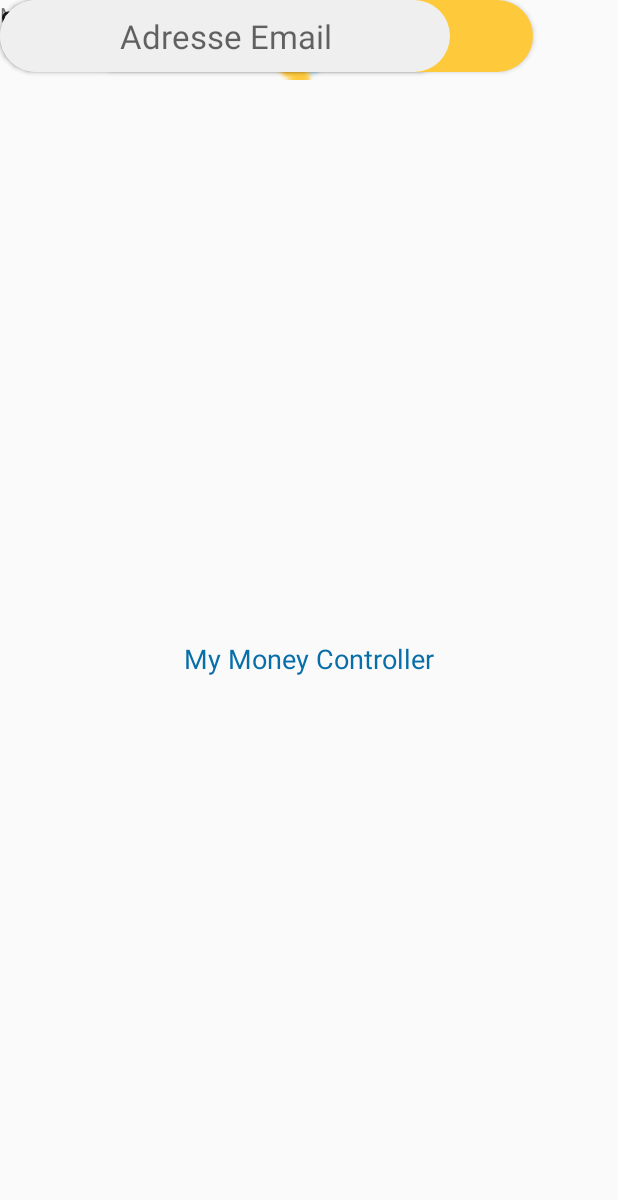
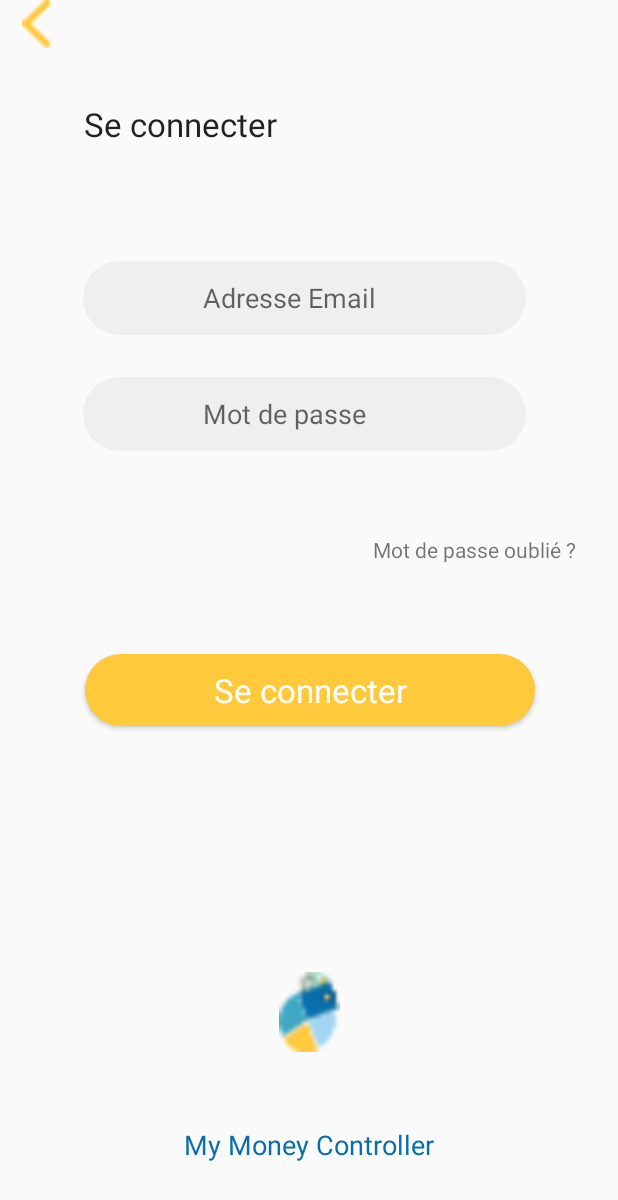
Before and after one commit to Kaoutar-Ahannuk/MiniProjet, an Android app: the ConnectActivity screen opened directly, with no data from a screen before it, on a phone screen of 412 x 824 dp. Shown: the top 1200 px of the screen. Run offline under Robolectric (Android 15) with nearby library versions, the phone set to English and light mode, and no system bars.

Commit message:
changes2

```diff
--- a/app/src/main/AndroidManifest.xml
+++ b/app/src/main/AndroidManifest.xml
@@ -17,6 +17,10 @@
                 <category android:name="android.intent.category.LAUNCHER" />
             </intent-filter>
         </activity>
+
+        <meta-data
+            android:name="preloaded_fonts"
+            android:resource="@array/preloaded_fonts" />
     </application>
 
 </manifest>
--- /dev/null
+++ b/app/src/main/res/font/archivo_black.xml
@@ -0,0 +1,7 @@
+<?xml version="1.0" encoding="utf-8"?>
+<font-family xmlns:app="http://schemas.android.com/apk/res-auto"
+        app:fontProviderAuthority="com.google.android.gms.fonts"
+        app:fontProviderPackage="com.google.android.gms"
+        app:fontProviderQuery="Archivo Black"
+        app:fontProviderCerts="@array/com_google_android_gms_fonts_certs">
+</font-family>
--- a/app/src/main/res/layout/activity_connect.xml
+++ b/app/src/main/res/layout/activity_connect.xml
@@ -7,28 +7,19 @@
     tools:context=".ConnectActivity">
 
     <Button
-        android:id="@+id/buttonPassword"
-        android:layout_width="300dp"
-        android:layout_height="wrap_content"
-        android:background="@drawable/button_format2"
-        android:hint="Mot de passe"
-        android:textAppearance="@style/TextAppearance.AppCompat.Large"
-        tools:ignore="MissingConstraints"
-        tools:layout_editor_absoluteX="55dp"
-        tools:layout_editor_absoluteY="294dp" />
-
-    <Button
         android:id="@+id/buttonSeConnecter2"
         android:layout_width="300dp"
         android:layout_height="wrap_content"
+        android:layout_marginTop="60dp"
         android:background="@drawable/button_format"
         android:hint="@string/se_connecter"
+        android:textColorHint="@color/white"
         android:textAppearance="@style/TextAppearance.AppCompat.Large"
         app:layout_constraintEnd_toEndOf="parent"
-        app:layout_constraintHorizontal_bias="0.495"
+        app:layout_constraintHorizontal_bias="0.504"
         app:layout_constraintStart_toStartOf="parent"
-        tools:ignore="HardcodedText,MissingConstraints"
-        tools:layout_editor_absoluteY="463dp" />
+        app:layout_constraintTop_toBottomOf="@+id/textView3"
+        tools:ignore="HardcodedText,MissingConstraints" />
 
     <ImageView
         android:id="@+id/image11"
@@ -43,42 +34,37 @@
         android:id="@+id/textViewSeConnecter"
         android:layout_width="200dp"
         android:layout_height="50dp"
+        android:layout_marginTop="68dp"
         android:text="Se connecter"
         android:textAppearance="@style/TextAppearance.AppCompat.Large"
-        tools:layout_editor_absoluteX="39dp"
-        tools:layout_editor_absoluteY="98dp"
+        app:layout_constraintEnd_toEndOf="parent"
+        app:layout_constraintHorizontal_bias="0.265"
+        app:layout_constraintStart_toStartOf="parent"
+        app:layout_constraintTop_toTopOf="parent"
         tools:ignore="MissingConstraints" />
-
-    <Button
-        android:id="@+id/buttonEmail"
-        android:layout_width="300dp"
-        android:layout_height="wrap_content"
-        android:background="@drawable/button_format2"
-        android:hint="Adresse Email"
-        android:textAppearance="@style/TextAppearance.AppCompat.Large"
-        tools:ignore="MissingConstraints"
-        tools:layout_editor_absoluteX="55dp"
-        tools:layout_editor_absoluteY="210dp" />
 
     <TextView
         android:id="@+id/textView3"
         android:layout_width="wrap_content"
         android:layout_height="wrap_content"
+        android:layout_marginTop="56dp"
         android:text="Mot de passe oublié ?"
-        tools:layout_editor_absoluteX="259dp"
-        tools:layout_editor_absoluteY="370dp"
+        app:layout_constraintEnd_toEndOf="parent"
+        app:layout_constraintHorizontal_bias="0.898"
+        app:layout_constraintStart_toStartOf="parent"
+        app:layout_constraintTop_toBottomOf="@+id/editTextTextPassword"
         tools:ignore="MissingConstraints" />
 
     <ImageView
         android:id="@+id/image5"
         android:layout_width="75dp"
         android:layout_height="53dp"
+        android:layout_marginTop="164dp"
         app:layout_constraintEnd_toEndOf="parent"
-        app:layout_constraintHorizontal_bias="0.488"
         app:layout_constraintStart_toStartOf="parent"
+        app:layout_constraintTop_toBottomOf="@+id/buttonSeConnecter2"
         app:srcCompat="@drawable/logo_app"
-        tools:ignore="MissingConstraints"
-        tools:layout_editor_absoluteY="640dp" />
+        tools:ignore="MissingConstraints" />
 
     <TextView
         android:id="@+id/textView"
@@ -93,5 +79,36 @@
         app:layout_constraintTop_toBottomOf="@+id/image5"
         tools:ignore="HardcodedText,MissingConstraints" />
 
+    <EditText
+        android:id="@+id/editTextTextEmailAddress"
+        android:layout_width="295dp"
+        android:layout_height="49dp"
+        android:layout_marginTop="56dp"
+        android:background="@drawable/button_format2"
+        android:ems="10"
+        android:inputType="textEmailAddress"
+        android:hint="@string/email"
+        android:paddingLeft="80dp"
+        app:layout_constraintEnd_toEndOf="parent"
+        app:layout_constraintHorizontal_bias="0.474"
+        app:layout_constraintStart_toStartOf="parent"
+        app:layout_constraintTop_toBottomOf="@+id/textViewSeConnecter" />
+    <EditText
+        android:id="@+id/editTextTextPassword"
+        android:layout_width="295dp"
+        android:layout_height="49dp"
+        android:layout_marginTop="28dp"
+        android:background="@drawable/button_format2"
+        android:ems="10"
+        android:inputType="textPassword"
+        android:hint="@string/motdepasse"
+        android:paddingLeft="80dp"
+        app:layout_constraintEnd_toEndOf="parent"
+        app:layout_constraintHorizontal_bias="0.474"
+        app:layout_constraintStart_toStartOf="parent"
+        app:layout_constraintTop_toBottomOf="@+id/editTextTextEmailAddress" />
+
+
+
 
 </androidx.constraintlayout.widget.ConstraintLayout>
--- a/app/src/main/res/layout/activity_main.xml
+++ b/app/src/main/res/layout/activity_main.xml
@@ -25,6 +25,7 @@
         android:layout_marginTop="24dp"
         android:background="@drawable/button_format"
         android:hint="Se connecter avec google"
+        android:textColorHint="@color/white"
         android:textAppearance="@style/TextAppearance.AppCompat.Large"
         app:layout_constraintEnd_toEndOf="parent"
         app:layout_constraintStart_toStartOf="parent"
@@ -38,6 +39,7 @@
         android:layout_marginTop="24dp"
         android:background="@drawable/button_format"
         android:hint="@string/s_enregistrer"
+        android:textColorHint="@color/white"
         android:textAppearance="@style/TextAppearance.AppCompat.Large"
         app:layout_constraintEnd_toEndOf="parent"
         app:layout_constraintStart_toStartOf="parent"
@@ -64,6 +66,7 @@
         android:layout_marginTop="48dp"
         android:background="@drawable/button_format"
         android:hint="@string/se_connecter"
+        android:textColorHint="@color/white"
         android:textAppearance="@style/TextAppearance.AppCompat.Large"
         app:layout_constraintEnd_toEndOf="parent"
         app:layout_constraintHorizontal_bias="0.495"
--- /dev/null
+++ b/app/src/main/res/values/preloaded_fonts.xml
@@ -0,0 +1,6 @@
+<?xml version="1.0" encoding="utf-8"?>
+<resources>
+    <array name="preloaded_fonts" translatable="false">
+        <item>@font/archivo_black</item>
+    </array>
+</resources>
--- a/app/src/main/res/values/strings.xml
+++ b/app/src/main/res/values/strings.xml
@@ -4,4 +4,6 @@
     <string name="se_connecter">Se connecter</string>
     <string name="my_money_controller">My Money Controller</string>
     <string name="textdescription">My Money Controller aide les gens à gérer leurs finances.</string>
+    <string name="email">Adresse Email</string>
+    <string name="motdepasse">Mot de passe</string>
 </resources>
```
